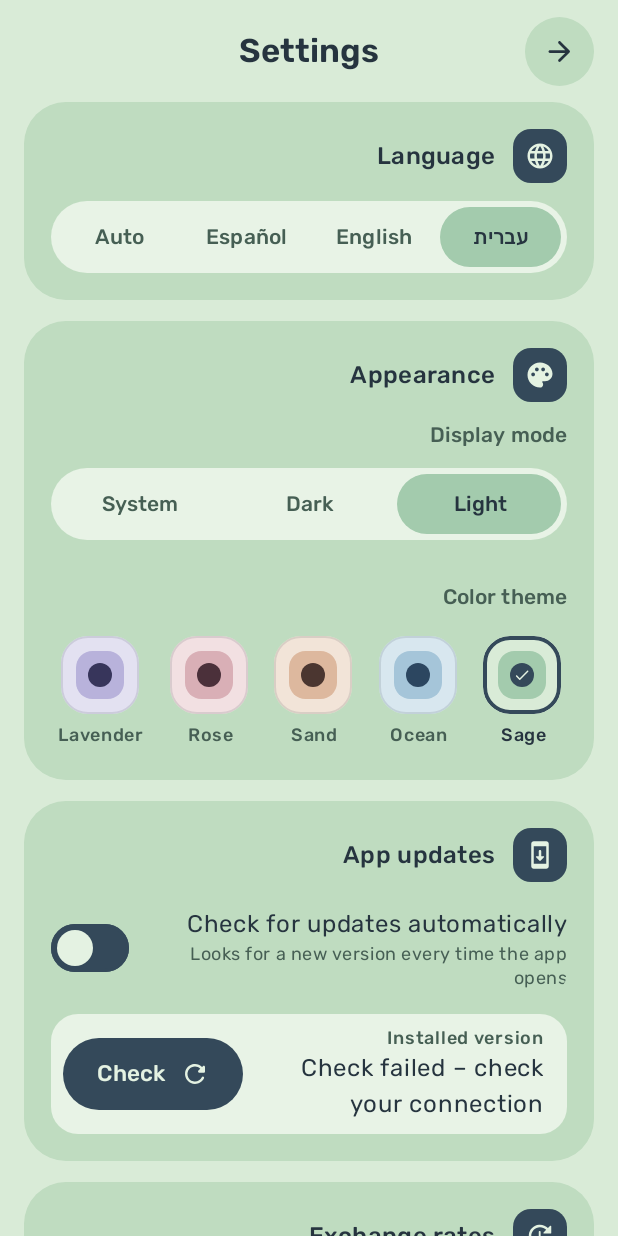
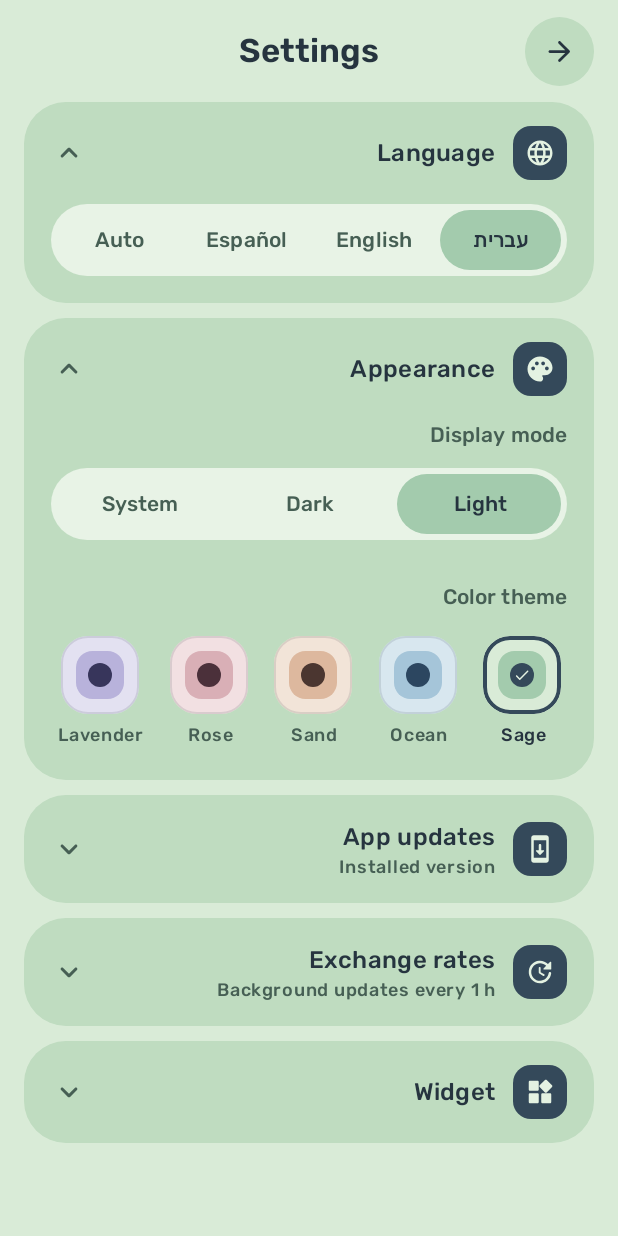
Before and after one commit to ohavs/Currency-26, an Android app built with Jetpack Compose: the screen it shows after launch (MainActivity), after a tap on "Light", on a phone screen of 412 x 824 dp. Run offline under Robolectric (Android 15) with nearby library versions, the phone set to English and light mode, and no system bars; our stand-ins replace Room's generated code; libraries missing offline, so code that uses them is left out: androidx.glance, androidx.glance.appwidget, androidx.glance.state; 7 statements that could not run were skipped; 3 other taps on this screen came first.

Commit message:
Widgets follow theme changes right away; collapsible settings sections
Widgets: updates now run one at a time and read the settings when they
run, so an older, slower update can no longer finish last and write a
stale theme over a newer one. Theme, color set and language changes also
get a second pass a moment later, since a widget whose Glance session is
just closing can drop an update.

Settings: every section opens and closes by tapping its title row and
starts closed, showing just the title and a one-line summary of its
current values (language, mode and color set, installed or available
version, background update interval).

Co-Authored-By: Claude Opus 5.5 <noreply@anthropic.com>
Claude-Session: https://claude.ai/code/session_01KLRXbRTQpM2FKefBnF19Yr

```diff
--- a/app/src/main/java/com/example/ui/MainViewModel.kt
+++ b/app/src/main/java/com/example/ui/MainViewModel.kt
@@ -196,7 +196,7 @@ class MainViewModel(
         if (enabled && !_appUpdate.value.checked) checkForAppUpdate()
     }
 
-    private fun notifyWidgets() = triggerWidgetUpdate(repository.context)
+    private fun notifyWidgets(settle: Boolean = false) = triggerWidgetUpdate(repository.context, settle)
 
     fun refreshRates() {
         if (_state.value.isRefreshing) return
@@ -222,18 +222,19 @@ class MainViewModel(
 
     fun setThemeMode(mode: String) {
         repository.setThemeMode(mode)
-        notifyWidgets()
+        notifyWidgets(settle = true)
     }
 
     fun setLanguage(language: String) {
         if (language == repository.language.value) return
         repository.setLanguage(language)
-        notifyWidgets()
+        notifyWidgets(settle = true)
     }
 
+    /** The widgets switch to the new colors right away, like the app. */
     fun setColorTheme(theme: String) {
         repository.setColorTheme(theme)
-        notifyWidgets()
+        notifyWidgets(settle = true)
     }
 
     private fun updateAutoUpdate(transform: (AutoUpdateSettings) -> AutoUpdateSettings) {
--- a/app/src/main/java/com/example/ui/SettingsScreen.kt
+++ b/app/src/main/java/com/example/ui/SettingsScreen.kt
@@ -2,6 +2,18 @@ package com.example.ui
 
 import androidx.activity.compose.BackHandler
 import androidx.compose.animation.AnimatedVisibility
+import androidx.compose.animation.core.animateFloatAsState
+import androidx.compose.animation.expandVertically
+import androidx.compose.animation.fadeIn
+import androidx.compose.animation.fadeOut
+import androidx.compose.animation.shrinkVertically
+import androidx.compose.material.icons.rounded.ExpandMore
+import androidx.compose.runtime.getValue
+import androidx.compose.runtime.mutableStateOf
+import androidx.compose.runtime.saveable.rememberSaveable
+import androidx.compose.runtime.setValue
+import androidx.compose.ui.draw.rotate
+import androidx.compose.ui.text.style.TextOverflow
 import androidx.compose.foundation.background
 import androidx.compose.foundation.border
 import androidx.compose.foundation.clickable
@@ -98,9 +110,15 @@ fun SettingsScreen(
                 .weight(1f)
                 .verticalScroll(rememberScrollState())
                 .padding(bottom = 24.dp),
-            verticalArrangement = Arrangement.spacedBy(14.dp)
+            verticalArrangement = Arrangement.spacedBy(10.dp)
         ) {
-            SettingsSection(title = stringResource(R.string.language), icon = Icons.Rounded.Language) {
+            // Every section starts closed: its title and a one-line summary of the current values.
+            val languageSummary = if (language == AppLanguage.SYSTEM) {
+                stringResource(R.string.language_system)
+            } else {
+                AppLanguage.OPTIONS.firstOrNull { it.first == language }?.second
+            }
+            SettingsSection(title = stringResource(R.string.language), icon = Icons.Rounded.Language, summary = languageSummary) {
                 SegmentedControl(
                     options = AppLanguage.OPTIONS + (AppLanguage.SYSTEM to stringResource(R.string.language_system)),
                     selected = language,
@@ -109,7 +127,13 @@ fun SettingsScreen(
                 )
             }
 
-            SettingsSection(title = stringResource(R.string.appearance), icon = Icons.Rounded.Palette) {
+            val modeLabel = when (themeMode) {
+                "light" -> stringResource(R.string.mode_light)
+                "dark" -> stringResource(R.string.mode_dark)
+                else -> stringResource(R.string.mode_system)
+            }
+            val themeLabel = stringResource(Palettes.option(colorTheme).labelRes)
+            SettingsSection(title = stringResource(R.string.appearance), icon = Icons.Rounded.Palette, summary = "$modeLabel · $themeLabel") {
                 SettingLabel(stringResource(R.string.display_mode))
                 SegmentedControl(
                     options = listOf(
@@ -139,7 +163,9 @@ fun SettingsScreen(
                 }
             }
 
-            SettingsSection(title = stringResource(R.string.app_updates), icon = Icons.Rounded.SystemUpdate) {
+            val updatesSummary = appUpdate.available?.let { stringResource(R.string.update_available, it.versionName) }
+                ?: stringResource(R.string.installed_version, appUpdate.installedVersion)
+            SettingsSection(title = stringResource(R.string.app_updates), icon = Icons.Rounded.SystemUpdate, summary = updatesSummary) {
                 SwitchRow(
                     title = stringResource(R.string.auto_check_updates),
                     subtitle = stringResource(R.string.auto_check_updates_desc),
@@ -196,7 +222,12 @@ fun SettingsScreen(
                 }
             }
 
-            SettingsSection(title = stringResource(R.string.rate_updates), icon = Icons.Rounded.Update) {
+            val ratesSummary = if (autoUpdate.enabled) {
+                stringResource(R.string.background_updates_every, intervalLabel(autoUpdate.intervalMinutes))
+            } else {
+                stringResource(R.string.background_updates_off)
+            }
+            SettingsSection(title = stringResource(R.string.rate_updates), icon = Icons.Rounded.Update, summary = ratesSummary) {
                 SwitchRow(
                     title = stringResource(R.string.background_updates),
                     subtitle = stringResource(R.string.background_updates_desc),
@@ -259,7 +290,7 @@ fun SettingsScreen(
                 }
             }
 
-            SettingsSection(title = stringResource(R.string.widget), icon = Icons.Rounded.Widgets) {
+            SettingsSection(title = stringResource(R.string.widget), icon = Icons.Rounded.Widgets, summary = null) {
                 Text(
                     text = stringResource(R.string.widget_desc),
                     style = MaterialTheme.typography.bodyMedium,
@@ -292,18 +323,36 @@ private fun intervalLabel(minutes: Long): String = when {
     else -> stringResource(R.string.interval_minutes, minutes.toInt())
 }
 
+/**
+ * A settings card that opens and closes by tapping its title row. Closed, it shows only the title and
+ * [summary] (the current values), so the screen stays short and calm.
+ */
 @Composable
-private fun SettingsSection(title: String, icon: ImageVector, content: @Composable ColumnScope.() -> Unit) {
+private fun SettingsSection(
+    title: String,
+    icon: ImageVector,
+    summary: String?,
+    content: @Composable ColumnScope.() -> Unit,
+) {
     val palette = LocalPalette.current
+    var expanded by rememberSaveable { mutableStateOf(false) }
+    val chevron by animateFloatAsState(if (expanded) 180f else 0f, label = "chevron")
     Column(
         modifier = Modifier
             .fillMaxWidth()
             .clip(RoundedCornerShape(28.dp))
             .background(palette.card)
-            .padding(18.dp),
-        verticalArrangement = Arrangement.spacedBy(12.dp)
     ) {
-        Row(verticalAlignment = Alignment.CenterVertically) {
+        Row(
+            modifier = Modifier
+                .fillMaxWidth()
+                .clickable(
+                    role = Role.Button,
+                    onClickLabel = stringResource(if (expanded) R.string.collapse_section else R.string.expand_section)
+                ) { expanded = !expanded }
+                .padding(horizontal = 18.dp, vertical = 16.dp),
+            verticalAlignment = Alignment.CenterVertically
+        ) {
             Box(
                 modifier = Modifier
                     .size(36.dp)
@@ -314,9 +363,36 @@ private fun SettingsSection(title: String, icon: ImageVector, content: @Composab
                 Icon(icon, contentDescription = null, tint = palette.onAccent, modifier = Modifier.size(20.dp))
             }
             Spacer(Modifier.width(12.dp))
-            Text(title, style = MaterialTheme.typography.titleMedium, color = palette.ink)
+            Column(modifier = Modifier.weight(1f)) {
+                Text(title, style = MaterialTheme.typography.titleMedium, color = palette.ink)
+                AnimatedVisibility(visible = !expanded && summary != null) {
+                    Text(
+                        text = summary.orEmpty(),
+                        style = MaterialTheme.typography.labelMedium,
+                        color = palette.inkMuted,
+                        maxLines = 1,
+                        overflow = TextOverflow.Ellipsis
+                    )
+                }
+            }
+            Icon(
+                Icons.Rounded.ExpandMore,
+                contentDescription = null,
+                tint = palette.inkMuted,
+                modifier = Modifier.rotate(chevron)
+            )
         }
-        content()
+        AnimatedVisibility(
+            visible = expanded,
+            enter = expandVertically() + fadeIn(),
+            exit = shrinkVertically() + fadeOut()
+        ) {
+            Column(
+                modifier = Modifier.padding(start = 18.dp, end = 18.dp, bottom = 18.dp),
+                verticalArrangement = Arrangement.spacedBy(12.dp),
+                content = content
+            )
+        }
     }
 }
 
--- a/app/src/main/java/com/example/widget/WidgetUpdater.kt
+++ b/app/src/main/java/com/example/widget/WidgetUpdater.kt
@@ -15,7 +15,10 @@ import com.example.CurrencyApp
 import com.example.utils.AppLanguage
 import kotlinx.coroutines.DelicateCoroutinesApi
 import kotlinx.coroutines.GlobalScope
+import kotlinx.coroutines.delay
 import kotlinx.coroutines.launch
+import kotlinx.coroutines.sync.Mutex
+import kotlinx.coroutines.sync.withLock
 
 /** Everything a widget needs to draw itself, stored in its Glance state. */
 data class WidgetData(
@@ -82,7 +85,15 @@ private suspend fun writeWidgetState(context: Context, ids: List<GlanceId>, data
     }
 }
 
-suspend fun updateWidgets(context: Context) {
+/**
+ * One update at a time, each reading the settings when it runs: an older, slower update (say, one waiting on
+ * the rate database) can never finish last and write a stale theme or pair over a newer one.
+ */
+private val updateLock = Mutex()
+
+suspend fun updateWidgets(context: Context) = updateLock.withLock { updateWidgetsNow(context) }
+
+private suspend fun updateWidgetsNow(context: Context) {
     try {
         val appContext = context.applicationContext
         val repository = (appContext as CurrencyApp).repository
@@ -118,9 +129,17 @@ suspend fun updateWidgets(context: Context) {
     }
 }
 
+/**
+ * Refreshes the widgets in the background. [settle] adds a second pass a moment later, for changes that must
+ * not be missed (theme, colors, language): a widget whose Glance session is just closing can drop an update.
+ */
 @OptIn(DelicateCoroutinesApi::class)
-fun triggerWidgetUpdate(context: Context) {
+fun triggerWidgetUpdate(context: Context, settle: Boolean = false) {
     GlobalScope.launch {
         updateWidgets(context)
+        if (settle) {
+            delay(1_500)
+            updateWidgets(context)
+        }
     }
 }
--- a/app/src/main/res/values/strings.xml
+++ b/app/src/main/res/values/strings.xml
@@ -34,6 +34,10 @@
     <string name="search_hint">Search currency, country, symbol or code</string>
     <string name="clear_search">Clear search</string>
     <string name="selected">Selected</string>
+    <string name="expand_section">Expand</string>
+    <string name="collapse_section">Collapse</string>
+    <string name="background_updates_every">Background updates every %1$s</string>
+    <string name="background_updates_off">Background updates off</string>
     <string name="appearance">Appearance</string>
     <string name="display_mode">Display mode</string>
     <string name="mode_light">Light</string>
```
Also changed, not shown: 3 other files.
